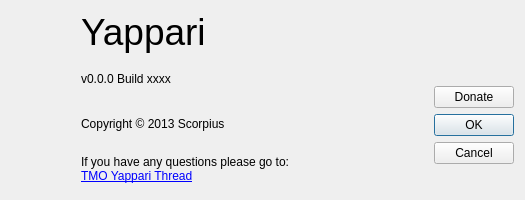
Old version of the form src/yappari-application/Gui/ui/aboutdialog.ui in the repository agamez/yappari.
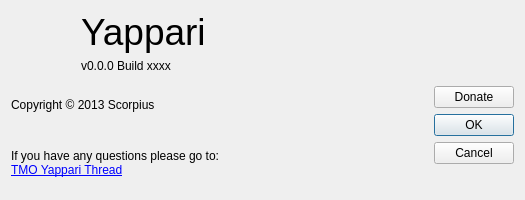
New version of the form. Icons and pictures are not drawn.

What changed in the file:
```diff
--- a/src/yappari-application/Gui/ui/aboutdialog.ui
+++ b/src/yappari-application/Gui/ui/aboutdialog.ui
@@ -13,6 +13,10 @@
   <property name="windowTitle">
    <string>About Yappari</string>
   </property>
+  <layout class="QHBoxLayout" name="horizontalLayout_2">
+   <item>
+    <layout class="QVBoxLayout" name="verticalLayout_3">
+     <item>
   <layout class="QHBoxLayout" name="horizontalLayout">
    <item>
     <widget class="QLabel" name="label">
@@ -50,6 +54,10 @@
         <string>v0.0.0 Build xxxx</string>
        </property>
       </widget>
+         </item>
+        </layout>
+       </item>
+      </layout>
      </item>
      <item>
       <widget class="QLabel" name="label_4">
```
Lines whose indentation alone changed are shown as unchanged.
